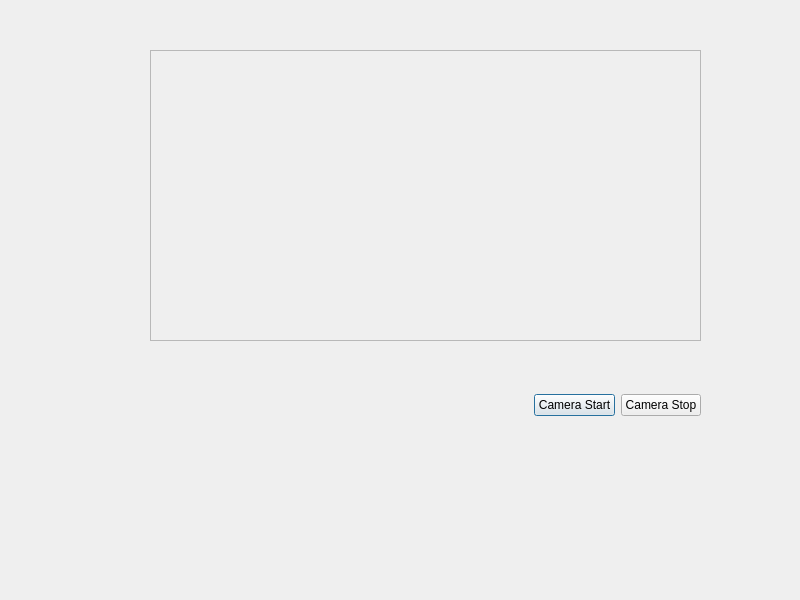
Above: licenseplatedialog.ui from G-Motivation/licensePlate before the change. Below: the same form after it.
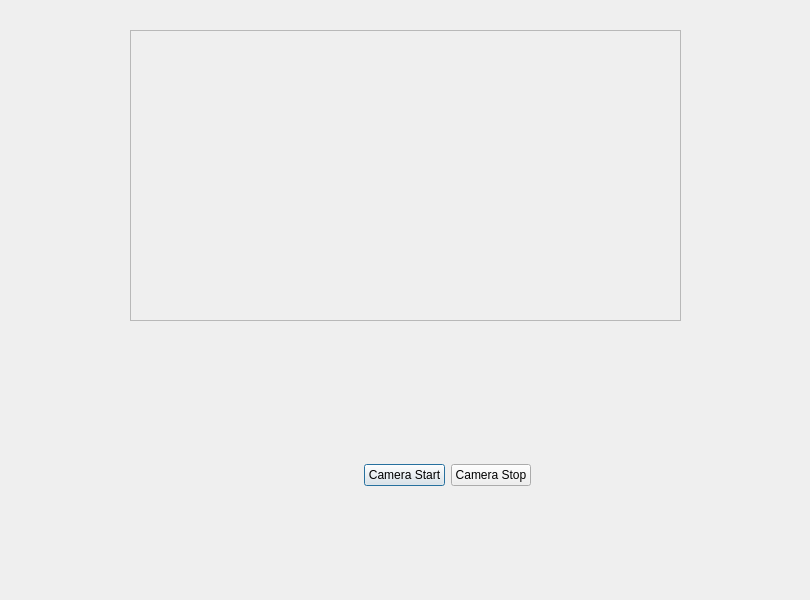
That is the form after the change.

Commit message: Add Stacked Widget for switching several pages.

Diff of the .ui file:
```diff
--- a/licenseplatedialog.ui
+++ b/licenseplatedialog.ui
@@ -6,18 +6,28 @@
    <rect>
     <x>0</x>
     <y>0</y>
-    <width>800</width>
+    <width>810</width>
     <height>600</height>
    </rect>
   </property>
   <property name="windowTitle">
    <string>licensePlateDialog</string>
   </property>
+  <widget class="QStackedWidget" name="stackedWidget">
+   <property name="geometry">
+    <rect>
+     <x>10</x>
+     <y>10</y>
+     <width>771</width>
+     <height>581</height>
+    </rect>
+   </property>
+   <widget class="QWidget" name="cameraPage">
   <widget class="QScrollArea" name="m_camArea">
    <property name="geometry">
     <rect>
-     <x>150</x>
-     <y>50</y>
+       <x>120</x>
+       <y>20</y>
      <width>551</width>
      <height>291</height>
     </rect>
@@ -36,11 +46,11 @@
     </property>
    </widget>
   </widget>
-  <widget class="QWidget" name="">
+    <widget class="QWidget" name="layoutWidget">
    <property name="geometry">
     <rect>
-     <x>350</x>
-     <y>370</y>
+       <x>170</x>
+       <y>430</y>
      <width>351</width>
      <height>71</height>
     </rect>
@@ -74,6 +84,9 @@
      </widget>
     </item>
    </layout>
+    </widget>
+   </widget>
+   <widget class="QWidget" name="payPage"/>
   </widget>
  </widget>
  <resources/>
```
Lines whose indentation alone changed are shown as unchanged. The commit also changes 4 other files.
